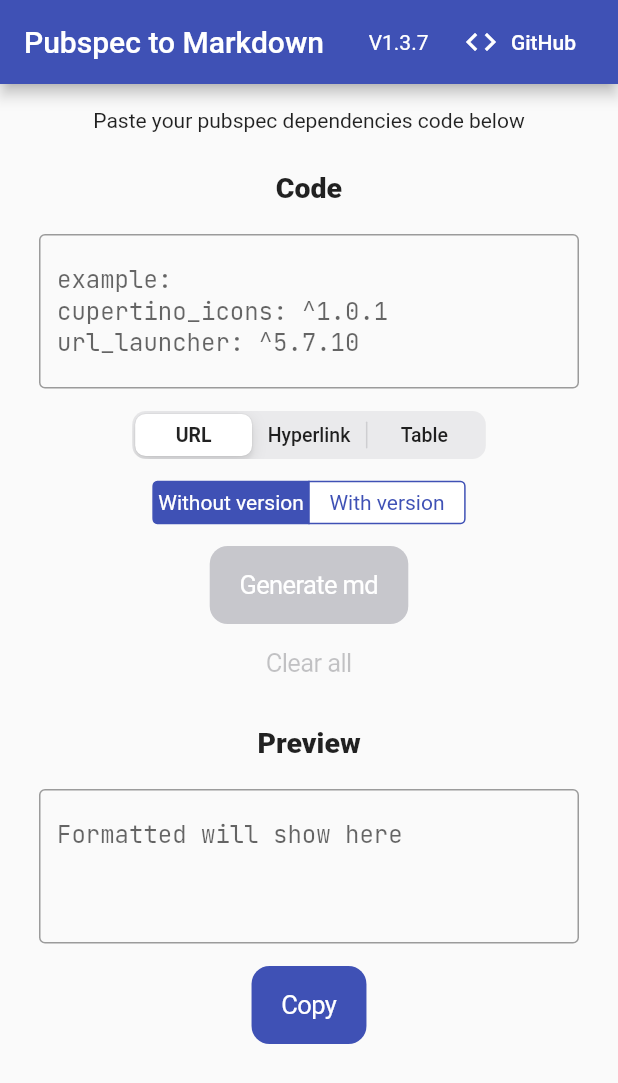
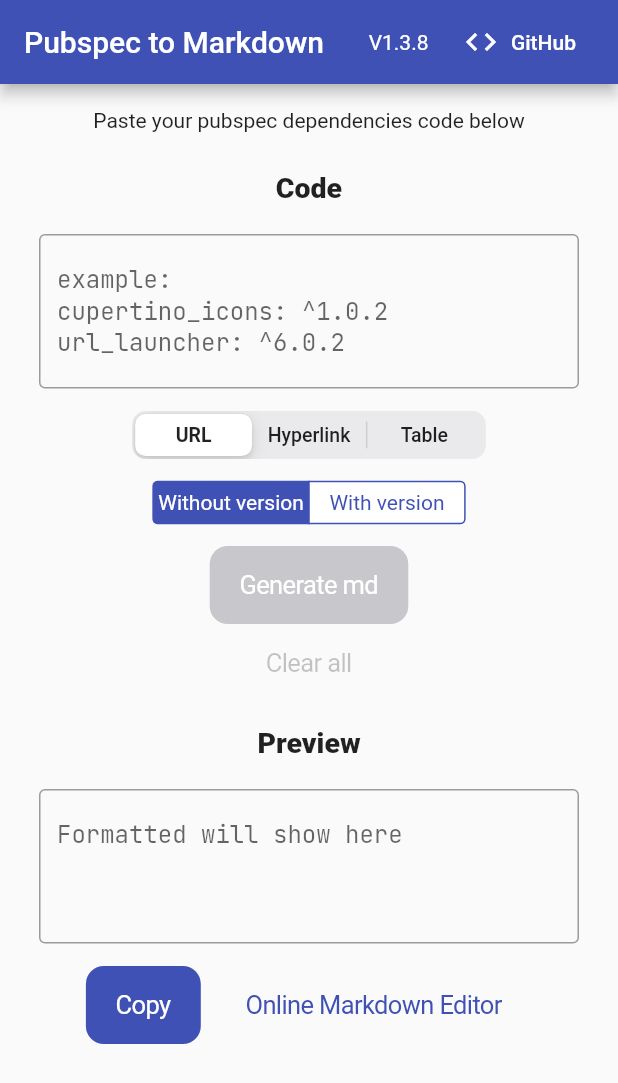
Before and after one commit to iqfareez/pubspec_to_md, a Flutter app: the screen it shows after launch, after a tap on "GitHub", on a phone screen of 412 x 824 dp. Shown: the top 1083 px of the screen. Run offline on Flutter 3.47's test engine with Material 2 defaults, Android fonts, the phone set to English and light mode, and no system bars; our stand-ins replace fluttertoast, package_info_plus.

Commit message:
update meta add Online Markdown Editor link Update dependencies modularize urllauncher updated example :rocket: 1.3.8+7 :memo: Update README

```diff
--- a/lib/screens/home.dart
+++ b/lib/screens/home.dart
@@ -1,6 +1,6 @@
 import 'package:flutter/material.dart';
 import 'package:package_info_plus/package_info_plus.dart';
-import 'package:url_launcher/url_launcher.dart';
+import 'package:pubspec_to_md/utils/url_launcher.dart';
 import 'main_screen.dart';
 
 class MyHome extends StatelessWidget {
@@ -31,9 +31,8 @@ class MyHome extends StatelessWidget {
           ),
           SizedBox(width: 15),
           TextButton.icon(
-            onPressed: () {
-              launchURL('https://github.com/iqfareez/pubspec_to_md');
-            },
+            onPressed: () => LaunchUrl.launchURL(
+                'https://github.com/iqfareez/pubspec_to_md'),
             icon: Icon(
               Icons.code,
               color: Colors.white,
@@ -61,11 +60,3 @@ class MyHome extends StatelessWidget {
     );
   }
 }
-
-void launchURL(String url) async {
-  if (await canLaunch(url)) {
-    await launch(url);
-  } else {
-    throw 'Could not launch $url';
-  }
-}
--- a/lib/screens/main_screen.dart
+++ b/lib/screens/main_screen.dart
@@ -3,6 +3,7 @@ import 'package:flutter/cupertino.dart';
 import 'package:flutter/material.dart';
 import 'package:flutter/services.dart';
 import 'package:fluttertoast/fluttertoast.dart';
+import 'package:pubspec_to_md/utils/url_launcher.dart';
 import '../utils/conversion_logic.dart';
 import '../utils/enums.dart';
 
@@ -67,6 +68,9 @@ class _InputScreenState extends State<InputScreen> {
             previewTextController: previewTextController,
             convert: convert),
         PreviewBoxWidget(previewTextController: previewTextController),
+        SizedBox(
+          height: 100,
+        )
       ],
     );
   }
@@ -106,6 +110,9 @@ class _PreviewBoxWidgetState extends State<PreviewBoxWidget> {
                 hintText: 'Formatted will show here\n\n'),
           ),
           SizedBox(height: 15),
+          Row(
+            mainAxisAlignment: MainAxisAlignment.center,
+            children: [
               CupertinoButton.filled(
                 disabledColor: CupertinoColors.systemGrey3,
                 child: Text(
@@ -114,16 +121,26 @@ class _PreviewBoxWidgetState extends State<PreviewBoxWidget> {
                 ),
                 onPressed: () {
                   if (widget.previewTextController.text.isNotEmpty) {
-                Clipboard.setData(
-                        ClipboardData(text: widget.previewTextController.text))
+                    Clipboard.setData(ClipboardData(
+                            text: widget.previewTextController.text))
                         .then((value) => Fluttertoast.showToast(msg: 'Copied'));
                   } else {
                     Fluttertoast.showToast(
                         msg: 'Empty field',
-                    webBgColor: "Linear-gradient(to right, #b92b27, #1565C0)",
+                        webBgColor:
+                            "Linear-gradient(to right, #b92b27, #1565C0)",
                         timeInSecForIosWeb: 2);
                   }
                 },
+              ),
+              SizedBox(
+                width: 10,
+              ),
+              CupertinoButton(
+                  child: Text('Online Markdown Editor'),
+                  onPressed: () =>
+                      LaunchUrl.launchURL('https://markdownlivepreview.com/')),
+            ],
           )
         ],
       ),
@@ -172,7 +189,7 @@ class _CodeBoxWidgetState extends State<CodeBoxWidget> {
             decoration: InputDecoration(
               border: OutlineInputBorder(),
               hintText:
-                  'example:\ncupertino_icons: ^1.0.1\nurl_launcher: ^5.7.10',
+                  'example:\ncupertino_icons: ^1.0.2\nurl_launcher: ^6.0.2',
             ),
             keyboardType: TextInputType.multiline,
             maxLines: null,
--- /dev/null
+++ b/lib/utils/url_launcher.dart
@@ -0,0 +1,12 @@
+import 'package:url_launcher/url_launcher.dart';
+
+class LaunchUrl {
+  static void launchURL(String url) async {
+    if (await canLaunch(url)) {
+      await launch(url);
+    } else {
+      print('Can\'t launch');
+      throw 'Could not launch $url';
+    }
+  }
+}
--- a/pubspec.yaml
+++ b/pubspec.yaml
@@ -3,7 +3,7 @@ description: Convert pubspec into formatted markdown
 
 publish_to: "none"
 
-version: 1.3.7+6
+version: 1.3.8+7
 
 environment:
   sdk: ">=2.7.0 <3.0.0"
```
Also changed, not shown: pubspec.lock, 4 other files. Lines whose indentation alone changed are shown as unchanged.
